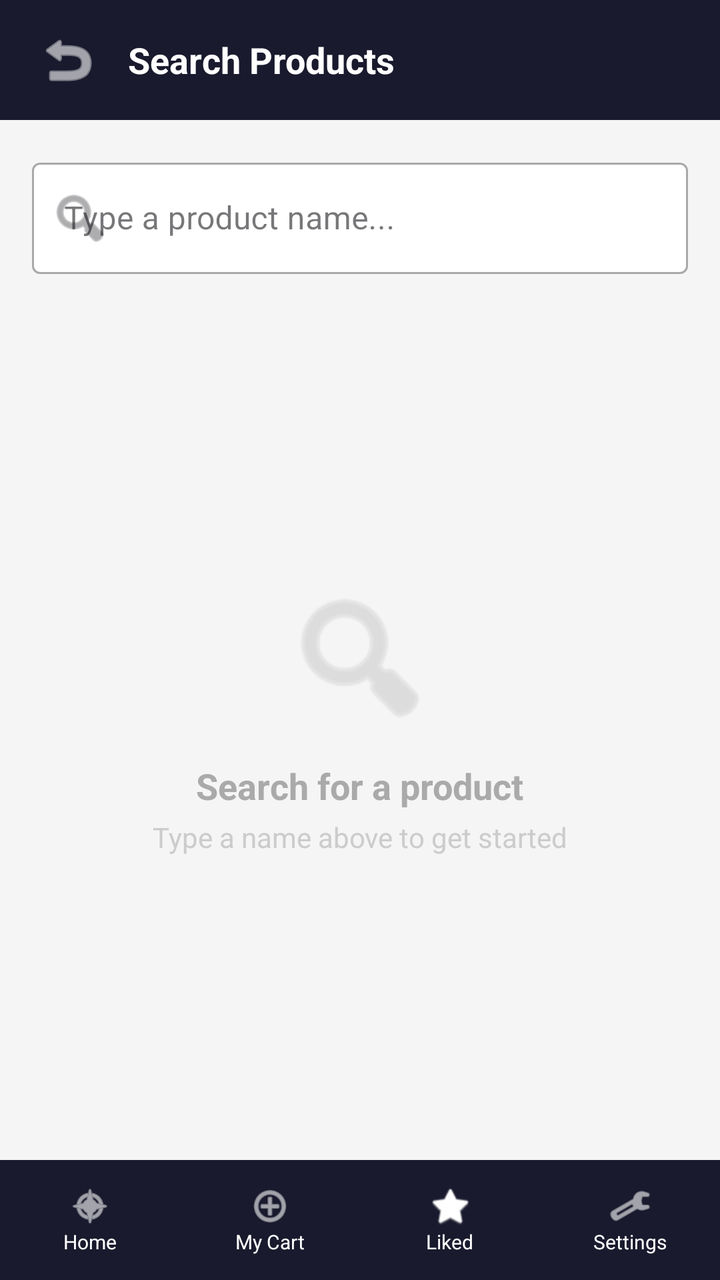
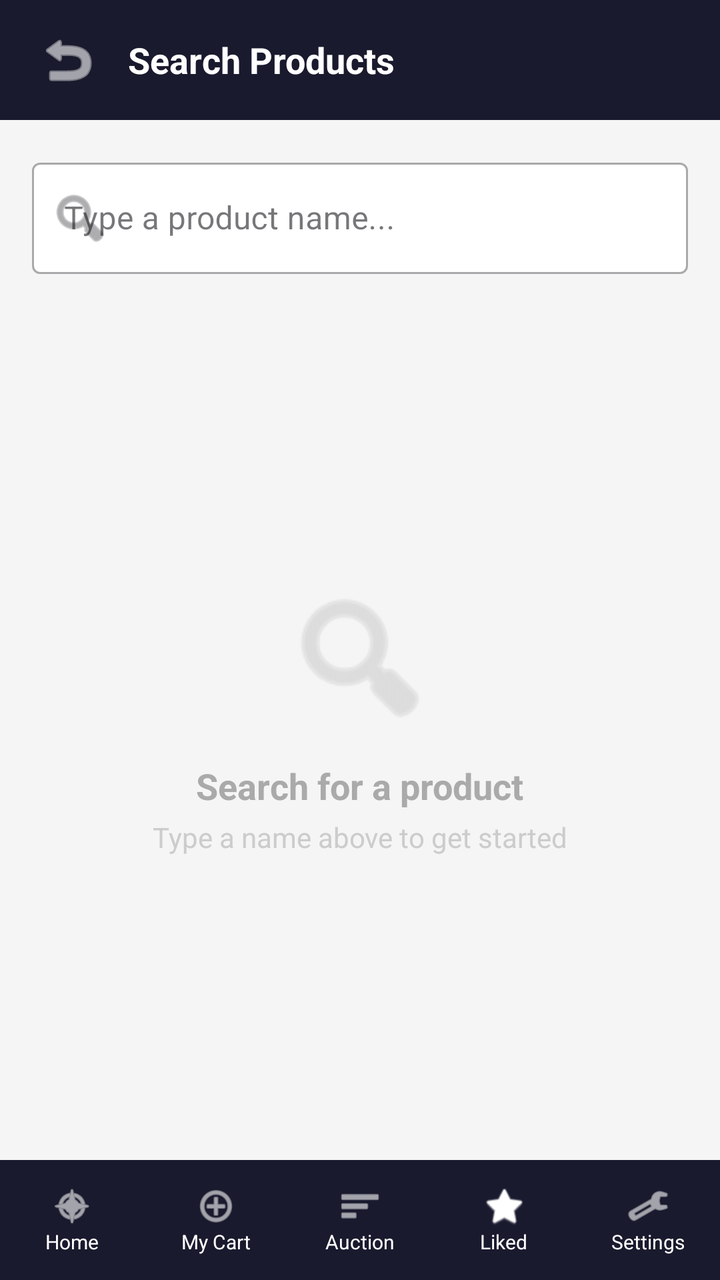

An Android layout rendered at two revisions. The XML below is the earlier revision; the diff shows what the commit changed to produce the second picture.
<!-- AndroidManifest.xml: application theme Theme.AlphonseTronics -->
<!-- res/layout/activity_search.xml -->
<?xml version="1.0" encoding="utf-8"?>
<androidx.constraintlayout.widget.ConstraintLayout xmlns:android="http://schemas.android.com/apk/res/android"
    xmlns:app="http://schemas.android.com/apk/res-auto"
    android:id="@+id/main"
    android:layout_width="match_parent"
    android:layout_height="match_parent"
    android:background="#F5F5F5">

    
    <LinearLayout
        android:id="@+id/topBar"
        android:layout_width="0dp"
        android:layout_height="60dp"
        android:background="#1A1A2E"
        android:gravity="center_vertical"
        android:orientation="horizontal"
        android:paddingStart="16dp"
        android:paddingEnd="16dp"
        app:layout_constraintTop_toTopOf="parent"
        app:layout_constraintStart_toStartOf="parent"
        app:layout_constraintEnd_toEndOf="parent">

        <ImageButton
            android:id="@+id/btnBack"
            android:layout_width="36dp"
            android:layout_height="36dp"
            android:background="?attr/selectableItemBackgroundBorderless"
            android:src="@android:drawable/ic_menu_revert"
            android:contentDescription="Back"
            android:layout_marginEnd="12dp"
            app:tint="#FFFFFF" />

        <TextView
            android:layout_width="0dp"
            android:layout_height="wrap_content"
            android:layout_weight="1"
            android:text="Search Products"
            android:textColor="#FFFFFF"
            android:textSize="18sp"
            android:textStyle="bold" />

    </LinearLayout>

    
    <com.google.android.material.textfield.TextInputLayout
        android:id="@+id/tilSearch"
        style="@style/Widget.MaterialComponents.TextInputLayout.OutlinedBox"
        android:layout_width="0dp"
        android:layout_height="wrap_content"
        android:hint="Type a product name..."
        android:layout_marginStart="16dp"
        android:layout_marginEnd="16dp"
        android:layout_marginTop="16dp"
        app:boxBackgroundColor="#FFFFFF"
        app:startIconDrawable="@android:drawable/ic_menu_search"
        app:layout_constraintTop_toBottomOf="@id/topBar"
        app:layout_constraintStart_toStartOf="parent"
        app:layout_constraintEnd_toEndOf="parent">

        <com.google.android.material.textfield.TextInputEditText
            android:id="@+id/etSearch"
            android:layout_width="match_parent"
            android:layout_height="wrap_content"
            android:inputType="text"
            android:maxLines="1"
            android:imeOptions="actionSearch" />

    </com.google.android.material.textfield.TextInputLayout>

    
    <LinearLayout
        android:id="@+id/layoutEmpty"
        android:layout_width="0dp"
        android:layout_height="0dp"
        android:orientation="vertical"
        android:gravity="center"
        android:visibility="visible"
        app:layout_constraintTop_toBottomOf="@id/tilSearch"
        app:layout_constraintBottom_toTopOf="@id/bottomNav"
        app:layout_constraintStart_toStartOf="parent"
        app:layout_constraintEnd_toEndOf="parent">

        <ImageView
            android:layout_width="80dp"
            android:layout_height="80dp"
            android:src="@android:drawable/ic_menu_search"
            app:tint="#CCCCCC" />

        <TextView
            android:layout_width="wrap_content"
            android:layout_height="wrap_content"
            android:text="Search for a product"
            android:textSize="18sp"
            android:textStyle="bold"
            android:textColor="#AAAAAA"
            android:layout_marginTop="12dp" />

        <TextView
            android:layout_width="wrap_content"
            android:layout_height="wrap_content"
            android:text="Type a name above to get started"
            android:textSize="14sp"
            android:textColor="#CCCCCC"
            android:layout_marginTop="4dp" />

    </LinearLayout>

    
    <LinearLayout
        android:id="@+id/layoutNoResults"
        android:layout_width="0dp"
        android:layout_height="0dp"
        android:orientation="vertical"
        android:gravity="center"
        android:visibility="gone"
        app:layout_constraintTop_toBottomOf="@id/tilSearch"
        app:layout_constraintBottom_toTopOf="@id/bottomNav"
        app:layout_constraintStart_toStartOf="parent"
        app:layout_constraintEnd_toEndOf="parent">

        <ImageView
            android:layout_width="80dp"
            android:layout_height="80dp"
            android:src="@android:drawable/ic_menu_close_clear_cancel"
            app:tint="#CCCCCC" />

        <TextView
            android:layout_width="wrap_content"
            android:layout_height="wrap_content"
            android:text="No products found"
            android:textSize="18sp"
            android:textStyle="bold"
            android:textColor="#AAAAAA"
            android:layout_marginTop="12dp" />

        <TextView
            android:layout_width="wrap_content"
            android:layout_height="wrap_content"
            android:text="Try searching with a different keyword"
            android:textSize="14sp"
            android:textColor="#CCCCCC"
            android:layout_marginTop="4dp" />

    </LinearLayout>

    
    <androidx.recyclerview.widget.RecyclerView
        android:id="@+id/rvSearchResults"
        android:layout_width="0dp"
        android:layout_height="0dp"
        android:layout_marginTop="12dp"
        android:layout_marginBottom="8dp"
        android:visibility="gone"
        app:layout_constraintTop_toBottomOf="@id/tilSearch"
        app:layout_constraintBottom_toTopOf="@id/bottomNav"
        app:layout_constraintStart_toStartOf="parent"
        app:layout_constraintEnd_toEndOf="parent" />

    
    <LinearLayout
        android:id="@+id/bottomNav"
        android:layout_width="0dp"
        android:layout_height="60dp"
        android:background="#1A1A2E"
        android:gravity="center"
        android:orientation="horizontal"
        app:layout_constraintBottom_toBottomOf="parent"
        app:layout_constraintStart_toStartOf="parent"
        app:layout_constraintEnd_toEndOf="parent">

        <LinearLayout
            android:id="@+id/navHome"
            android:layout_width="0dp"
            android:layout_height="match_parent"
            android:layout_weight="1"
            android:gravity="center"
            android:orientation="vertical"
            android:clickable="true"
            android:focusable="true">
            <ImageView
                android:layout_width="22dp"
                android:layout_height="22dp"
                android:src="@android:drawable/ic_menu_compass"
                app:tint="#FFFFFF" />
            <TextView
                android:layout_width="wrap_content"
                android:layout_height="wrap_content"
                android:text="Home"
                android:textColor="#FFFFFF"
                android:textSize="10sp" />
        </LinearLayout>

        <LinearLayout
            android:id="@+id/navCart"
            android:layout_width="0dp"
            android:layout_height="match_parent"
            android:layout_weight="1"
            android:gravity="center"
            android:orientation="vertical"
            android:clickable="true"
            android:focusable="true">
            <ImageView
                android:layout_width="22dp"
                android:layout_height="22dp"
                android:src="@android:drawable/ic_menu_add"
                app:tint="#FFFFFF" />
            <TextView
                android:layout_width="wrap_content"
                android:layout_height="wrap_content"
                android:text="My Cart"
                android:textColor="#FFFFFF"
                android:textSize="10sp" />
        </LinearLayout>

        <LinearLayout
            android:id="@+id/navLiked"
            android:layout_width="0dp"
            android:layout_height="match_parent"
            android:layout_weight="1"
            android:gravity="center"
            android:orientation="vertical"
            android:clickable="true"
            android:focusable="true">
            <ImageView
                android:layout_width="22dp"
                android:layout_height="22dp"
                android:src="@android:drawable/btn_star_big_on"
                app:tint="#FFFFFF" />
            <TextView
                android:layout_width="wrap_content"
                android:layout_height="wrap_content"
                android:text="Liked"
                android:textColor="#FFFFFF"
                android:textSize="10sp" />
        </LinearLayout>

        <LinearLayout
            android:id="@+id/navSettings"
            android:layout_width="0dp"
            android:layout_height="match_parent"
            android:layout_weight="1"
            android:gravity="center"
            android:orientation="vertical"
            android:clickable="true"
            android:focusable="true">
            <ImageView
                android:layout_width="22dp"
                android:layout_height="22dp"
                android:src="@android:drawable/ic_menu_manage"
                app:tint="#FFFFFF" />
            <TextView
                android:layout_width="wrap_content"
                android:layout_height="wrap_content"
                android:text="Settings"
                android:textColor="#FFFFFF"
                android:textSize="10sp" />
        </LinearLayout>

    </LinearLayout>

</androidx.constraintlayout.widget.ConstraintLayout>
<!-- resources referenced by this layout -->
<resources>
  <style name="Theme.AlphonseTronics" parent="Base.Theme.AlphonseTronics" />
  <style name="Base.Theme.AlphonseTronics" parent="Theme.Material3.DayNight.NoActionBar">
          
          
      </style>
</resources>

<!-- the commit's change to res/layout/activity_search.xml (unified diff, before → after) -->
@@ -213,6 +213,28 @@
         </LinearLayout>
 
         <LinearLayout
+            android:id="@+id/navBid"
+            android:layout_width="0dp"
+            android:layout_height="match_parent"
+            android:layout_weight="1"
+            android:gravity="center"
+            android:orientation="vertical"
+            android:clickable="true"
+            android:focusable="true">
+            <ImageView
+                android:layout_width="22dp"
+                android:layout_height="22dp"
+                android:src="@android:drawable/ic_menu_sort_by_size"
+                app:tint="#FFFFFF" />
+            <TextView
+                android:layout_width="wrap_content"
+                android:layout_height="wrap_content"
+                android:text="Auction"
+                android:textColor="#FFFFFF"
+                android:textSize="10sp" />
+        </LinearLayout>
+
+        <LinearLayout
             android:id="@+id/navLiked"
             android:layout_width="0dp"
             android:layout_height="match_parent"
